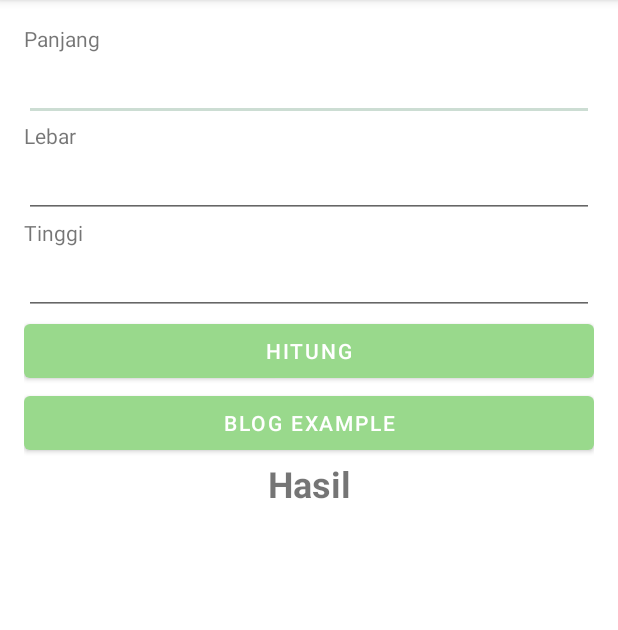
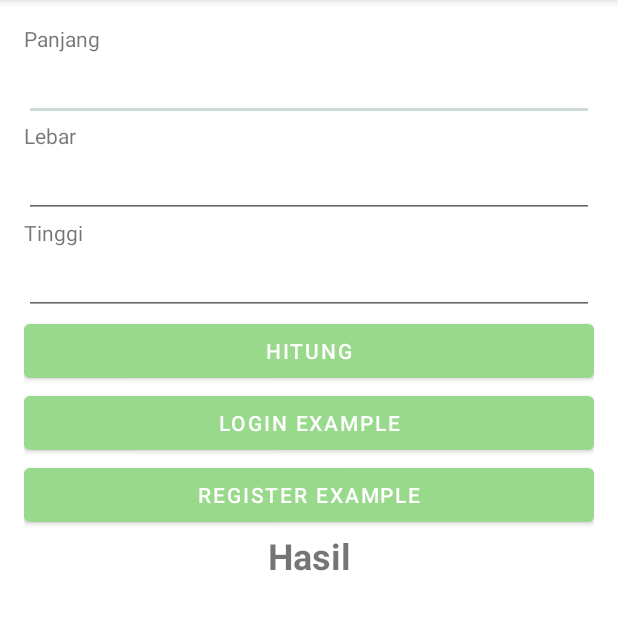
Before and after one commit to FieryInferno/bangkit_android, an Android app: the screen it shows after launch (MainActivity), on a phone screen of 412 x 824 dp, the part 84-714 px from its top. Run offline under Robolectric (Android 15) with nearby library versions, the phone set to English and light mode, and no system bars.

Commit message:
ui: add interaction login and register

```diff
--- a/app/build.gradle
+++ b/app/build.gradle
@@ -17,6 +17,11 @@ android {
 
         testInstrumentationRunner "androidx.test.runner.AndroidJUnitRunner"
     }
+
+    buildFeatures {
+        viewBinding true
+    }
+
 
     buildTypes {
         release {
--- a/app/src/main/AndroidManifest.xml
+++ b/app/src/main/AndroidManifest.xml
@@ -12,10 +12,10 @@
         android:theme="@style/Theme.BangkitAndroid"
         tools:targetApi="31">
         <activity
-            android:name=".RegisterActivity"
+            android:name=".ui.authentication.LoginActivity"
             android:exported="false" />
         <activity
-            android:name=".LoginActivity"
+            android:name=".ui.authentication.RegisterActivity"
             android:exported="false" />
         <activity
             android:name=".BlogDetailActivity"
--- a/app/src/main/java/com/example/bangkitandroid/MainActivity.kt
+++ b/app/src/main/java/com/example/bangkitandroid/MainActivity.kt
@@ -7,14 +7,16 @@ import android.view.View
 import android.widget.Button
 import android.widget.EditText
 import android.widget.TextView
-import com.example.bangkitandroid.ui.disease.DiseaseDetailActivity
+import com.example.bangkitandroid.ui.authentication.LoginActivity
+import com.example.bangkitandroid.ui.authentication.RegisterActivity
 
 class MainActivity : AppCompatActivity(), View.OnClickListener {
     private lateinit var edtWidth: EditText
     private lateinit var edtHeight: EditText
     private lateinit var edtLength: EditText
     private lateinit var btnCalculate: Button
-    private lateinit var btnNext: Button
+    private lateinit var btnLogin: Button
+    private lateinit var btnRegister: Button
     private lateinit var tvResult: TextView
 
     override fun onCreate(savedInstanceState: Bundle?) {
@@ -26,11 +28,16 @@ class MainActivity : AppCompatActivity(), View.OnClickListener {
         edtLength = findViewById(R.id.edt_length)
         btnCalculate = findViewById(R.id.btn_calculate)
         tvResult = findViewById(R.id.tv_result)
-        btnNext = findViewById(R.id.btn_next)
+        btnLogin = findViewById(R.id.btn_login)
+        btnRegister = findViewById(R.id.btn_register)
 
         btnCalculate.setOnClickListener(this)
-        btnNext.setOnClickListener {
-            val intent = Intent(this, DiseaseDetailActivity::class.java)
+        btnLogin.setOnClickListener {
+            val intent = Intent(this, LoginActivity::class.java)
+            startActivity(intent)
+        }
+        btnRegister.setOnClickListener {
+            val intent = Intent(this, RegisterActivity::class.java)
             startActivity(intent)
         }
     }
--- a/app/src/main/java/com/example/bangkitandroid/ui/blog/BlogListActivity.kt
+++ b/app/src/main/java/com/example/bangkitandroid/ui/blog/BlogListActivity.kt
@@ -2,6 +2,7 @@ package com.example.bangkitandroid.ui.blog
 
 import androidx.appcompat.app.AppCompatActivity
 import android.os.Bundle
+import com.example.bangkitandroid.R
 
 class BlogListActivity : AppCompatActivity() {
     override fun onCreate(savedInstanceState: Bundle?) {
--- a/app/src/main/res/layout/activity_main.xml
+++ b/app/src/main/res/layout/activity_main.xml
@@ -43,10 +43,15 @@
         android:layout_height="wrap_content"
         android:text="@string/calculate" />
     <Button
-        android:id="@+id/btn_next"
+        android:id="@+id/btn_login"
         android:layout_width="match_parent"
         android:layout_height="wrap_content"
-        android:text="Blog Example" />
+        android:text="Login Example" />
+    <Button
+        android:id="@+id/btn_register"
+        android:layout_width="match_parent"
+        android:layout_height="wrap_content"
+        android:text="Register Example" />
     <TextView
         android:id="@+id/tv_result"
         android:layout_width="match_parent"
```
Also changed, not shown: app/src/main/java/com/example/bangkitandroid/ui/authentication/LoginActivity.kt (+14 -2 lines), app/src/main/java/com/example/bangkitandroid/ui/authentication/RegisterActivity.kt (+16 -1 lines), app/src/main/res/layout/activity_login.xml (+18 -7 lines), app/src/main/res/layout/activity_register.xml (+20 -9 lines).
